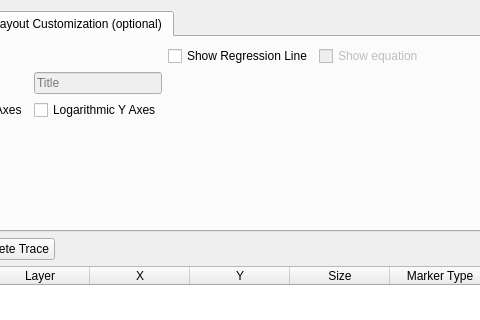
Above: ui/Scatter.ui from lucacasagrande/DataPlot before the change; both pictures show x 122 to 602 and y 0 to 320 of the 726 by 554 pixel window. Below: the same form after it.
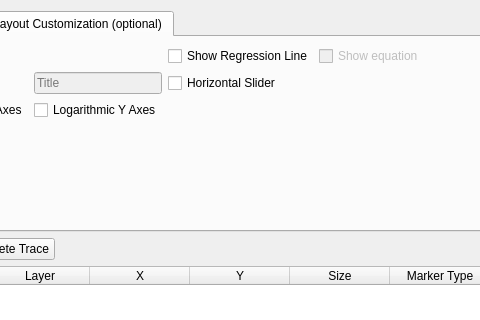
That is the form after the change. The open tabs and pages were chosen to show the change. Custom widgets are drawn as their Qt base class.

Commit message: Title, X and Y label for axis added

The edit to the form file:
```diff
--- a/ui/Scatter.ui
+++ b/ui/Scatter.ui
@@ -274,6 +274,13 @@
            </property>
           </widget>
          </item>
+         <item row="1" column="2">
+          <widget class="QCheckBox" name="rangeCheck">
+           <property name="text">
+            <string>Horizontal Slider</string>
+           </property>
+          </widget>
+         </item>
         </layout>
        </item>
        <item row="1" column="0" colspan="2">
```
The commit also changes 7 other files.
